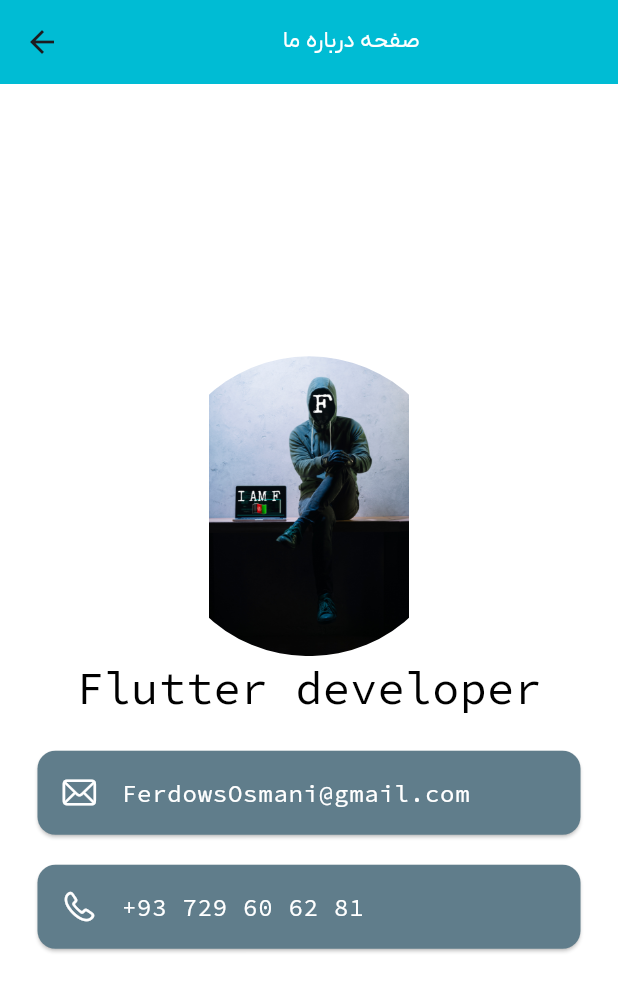
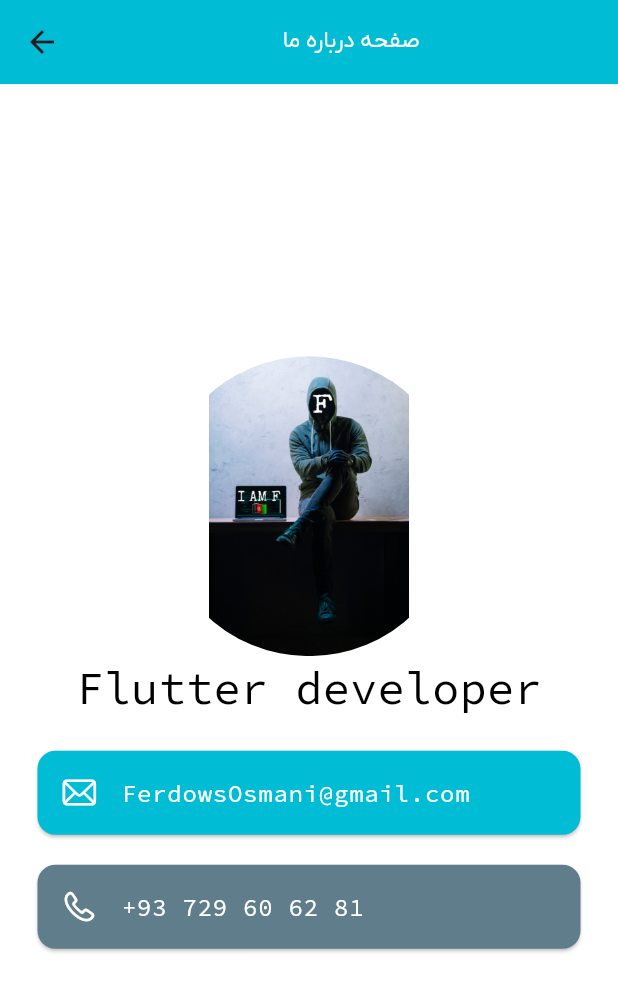
Before and after one commit to Ferdows786/ten_programming_languages, a Flutter app: the aboutPage screen opened directly, on a phone screen of 412 x 824 dp. Shown: the top 992 px of the screen. Run offline on Flutter 3.47's test engine with Material 3 defaults, Android fonts, the phone set to English and light mode, and no system bars; our stand-ins replace share_plus.

Commit message:
changing the background color of card

```diff
--- a/lib/main.dart
+++ b/lib/main.dart
@@ -585,7 +585,7 @@ class aboutPage extends StatelessWidget {
               height: 10,
             ),
             Card(
-              color: Colors.blueGrey,
+              color: Colors.cyan,
               margin: EdgeInsets.symmetric(vertical: 10, horizontal: 25),
               child: ListTile(
                 leading: Icon(
```
